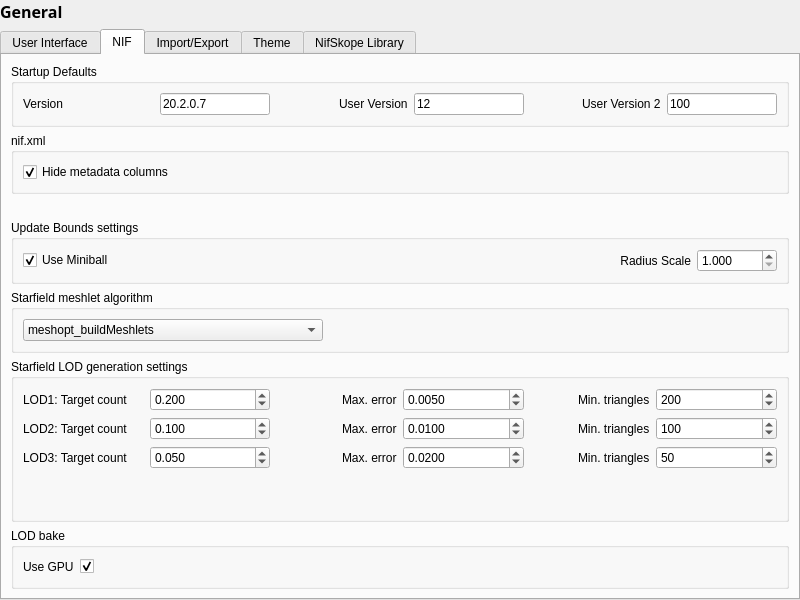
The window that src/ui/settingsgeneral.ui (BungoV/NifSkope-WildWastelandEdition) describes before a commit, drawn with Qt 5.
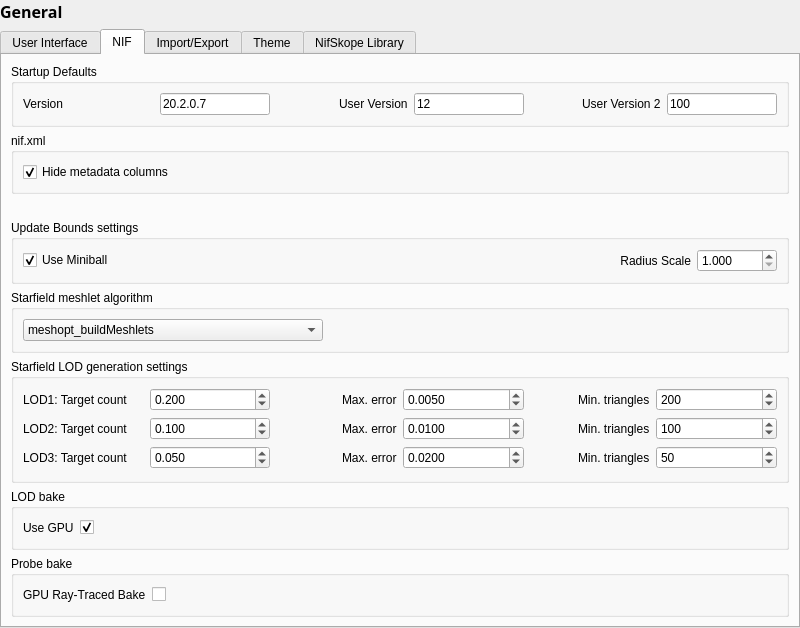
The same window after the commit. The open tabs and pages were chosen to show the change. Custom widgets are drawn as their Qt base class.

Commit message:
RTBAKEOPT1: GPU ray-traced bake is an option, CPU bake the default (bungo 10-23)
Settings > NIF > Probe bake > GPU Ray-Traced Bake (off) gates RTBAKE1's Vulkan tracer; read at each bake
start. WW_BAKE_RT=1/0 pins it. Off, pickPath returns cpu before any Vulkan init (the bakes' own loops).
WW_BAKE_RT_RED / _WALK_RED / _CHECK unchanged. Switch table regenerated.

The edit to the form file:
```diff
--- a/src/ui/settingsgeneral.ui
+++ b/src/ui/settingsgeneral.ui
@@ -789,6 +789,51 @@
          </layout>
         </widget>
        </item>
+       <item>
+        <widget class="QGroupBox" name="groupBoxProbeBake">
+         <property name="title">
+          <string>Probe bake</string>
+         </property>
+         <property name="flat">
+          <bool>true</bool>
+         </property>
+         <layout class="QGridLayout" name="gridLayoutProbeBake">
+          <item row="0" column="0">
+           <widget class="QLabel" name="lblGpuRayTracedBake">
+            <property name="text">
+             <string>GPU Ray-Traced Bake</string>
+            </property>
+            <property name="buddy">
+             <cstring>gpuRayTracedBake</cstring>
+            </property>
+           </widget>
+          </item>
+          <item row="0" column="1">
+           <widget class="QCheckBox" name="gpuRayTracedBake">
+            <property name="text">
+             <string/>
+            </property>
+            <property name="checked">
+             <bool>false</bool>
+            </property>
+           </widget>
+          </item>
+          <item row="0" column="2">
+           <spacer name="horizontalSpacerProbeBake">
+            <property name="orientation">
+             <enum>Qt::Horizontal</enum>
+            </property>
+            <property name="sizeHint" stdset="0">
+             <size>
+              <width>40</width>
+              <height>20</height>
+             </size>
+            </property>
+           </spacer>
+          </item>
+         </layout>
+        </widget>
+       </item>
       </layout>
      </widget>
      <widget class="QWidget" name="importex">
```
The commit also changes 4 other files.
